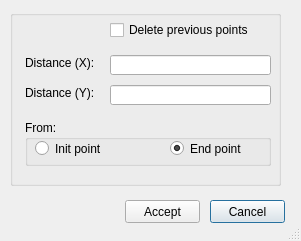
Above: ui/cad_add_point.ui from Giswater/giswater_qgis_plugin before the change. Below: the same form after it.
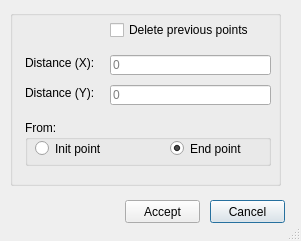
That is the form after the change.

The edit to the form file:
```diff
--- a/ui/cad_add_point.ui
+++ b/ui/cad_add_point.ui
@@ -50,6 +50,9 @@
       <height>20</height>
      </rect>
     </property>
+    <property name="placeholderText">
+     <string>0</string>
+    </property>
    </widget>
    <widget class="QLabel" name="label">
     <property name="geometry">
@@ -86,6 +89,9 @@
       <height>20</height>
      </rect>
     </property>
+    <property name="placeholderText">
+     <string>0</string>
+    </property>
    </widget>
    <widget class="QGroupBox" name="groupBox">
     <property name="geometry">
```
Left out of the diff: 2 changed lines with no effect on the pictures.
